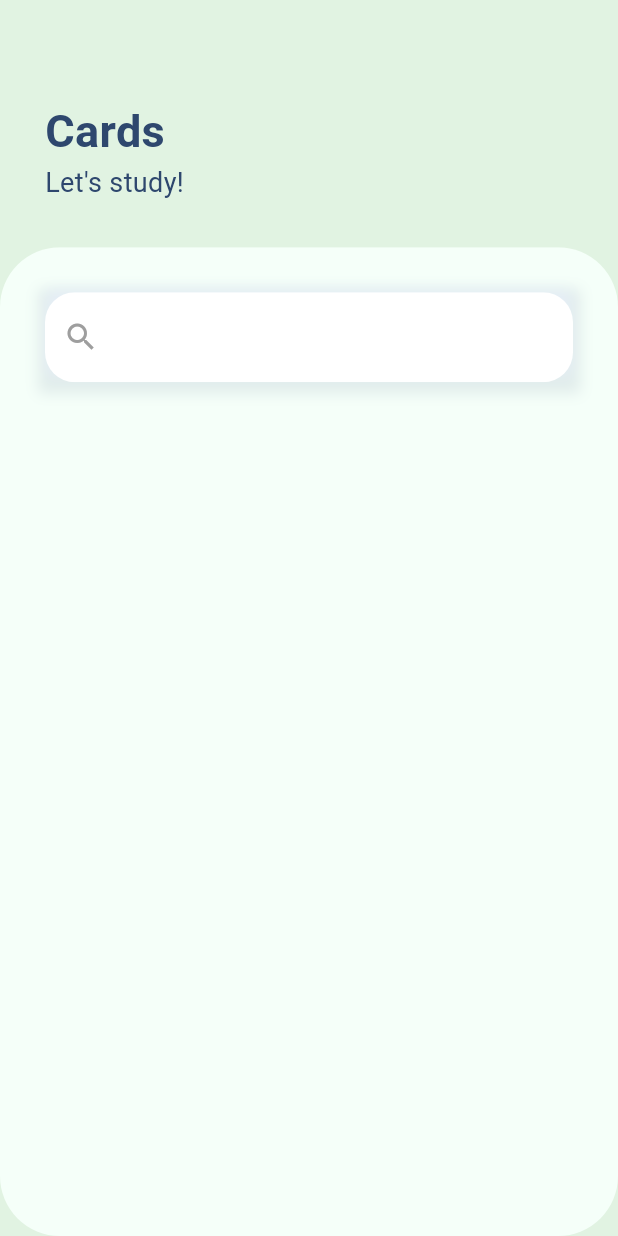
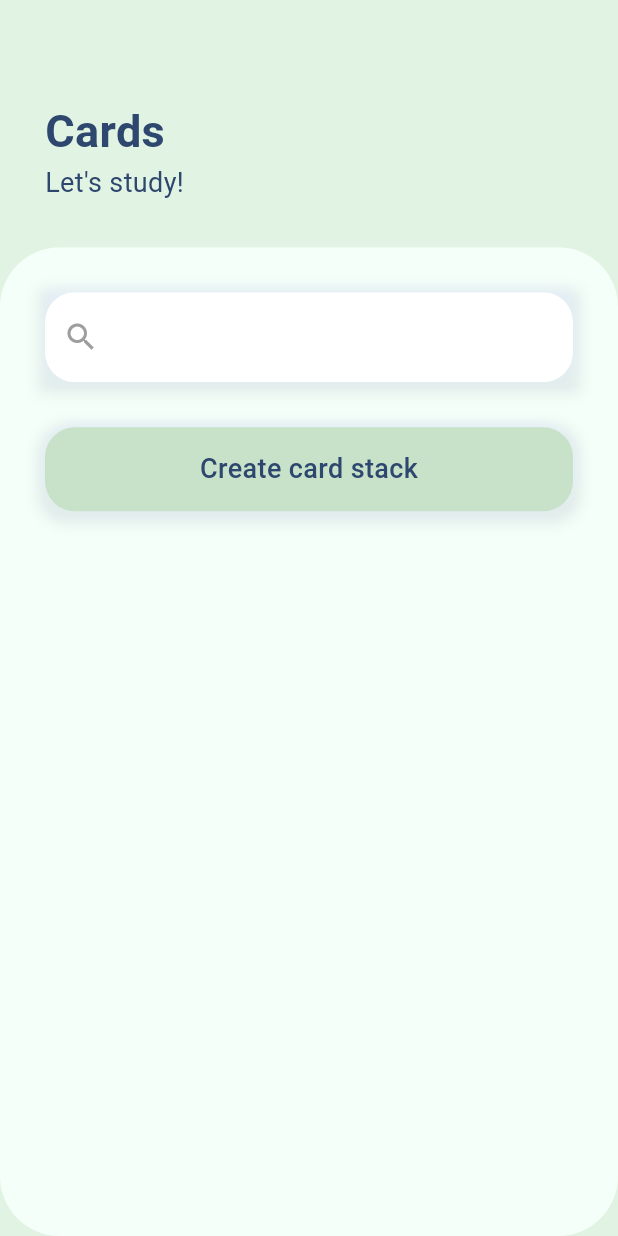
Before and after one commit to blueCuraca0/notenova, a Flutter app: the CardStacksPage screen opened directly, on a phone screen of 412 x 824 dp. Run offline on Flutter 3.47's test engine with Material 3 defaults, Android fonts, the light colour scheme and no system bars; our stand-ins replace cloud_firestore, easy_localization, firebase_core, google_fonts; accounts and stored records are empty; Roboto replaces fonts that are missing (Ubuntu).

Commit message:
card stack's page

```diff
--- a/lib/features/cards/data/models/firebase_service.dart
+++ b/lib/features/cards/data/firebase_service.dart
@@ -1,6 +1,6 @@
 import 'package:cloud_firestore/cloud_firestore.dart';
-import '../../domain/entities/flashcard.dart';
-import 'flashcard_stack_model.dart';
+import '../domain/entities/flashcard.dart';
+import 'models/flashcard_stack_model.dart';
 
 class FirebaseService {
   static final CollectionReference card_stacks =
@@ -20,10 +20,11 @@ class FirebaseService {
     });
   }
 
-  // static Stream<QuerySnapshot> getHabitsStream() {
-  //   return card_stacks.orderBy('timestamp', descending: false).snapshots();
-  // }
-  //
+  static Stream<QuerySnapshot> getCardStackStream() {
+    // return card_stacks.orderBy('timestamp', descending: false).snapshots();
+    return card_stacks.snapshots();
+  }
+
   // static Future<void> updateHabit(String docID, CardModel cardModel) {
   //   return card_stacks.doc(docID).update({
   //     'term': cardModel.term,
--- a/lib/features/cards/presentation/pages/card_page.dart
+++ b/lib/features/cards/presentation/pages/card_page.dart
@@ -1,7 +1,7 @@
 import 'package:flutter/material.dart';
 import 'package:notenova/core/utils/constants.dart';
 import 'package:notenova/features/cards/data/models/flashcard_stack_model.dart';
-import 'package:notenova/features/cards/data/models/firebase_service.dart';
+import 'package:notenova/features/cards/data/firebase_service.dart';
 import '../../../../core/style/c_colors.dart';
 import '../../domain/entities/flashcard.dart';
 import '../cards/flashcard_ui.dart';
--- a/lib/features/cards/presentation/pages/card_stacks_page.dart
+++ b/lib/features/cards/presentation/pages/card_stacks_page.dart
@@ -1,14 +1,33 @@
+import 'package:flutter/cupertino.dart';
 import 'package:flutter/material.dart';
 import 'package:notenova/core/utils/constants.dart';
-import 'package:notenova/core/utils/themes.dart';
+import 'package:notenova/core/widgets/custom_button.dart';
 import 'package:notenova/core/widgets/custom_search_bar.dart';
-import 'package:notenova/core/widgets/custom_textfield.dart';
-import 'package:notenova/core/widgets/custom_textfield2.dart';
+import 'package:notenova/features/cards/presentation/pages/create_card_stack_page.dart';
+import 'package:notenova/features/cards/presentation/widgets/card_stack_list.dart';
 
 import '../../../../core/style/c_colors.dart';
 
 class CardStacksPage extends StatelessWidget {
   const CardStacksPage({super.key});
+
+  Route _createRoute(Widget page) {
+    return PageRouteBuilder(
+      pageBuilder: (context, animation, secondaryAnimation) => page,
+      transitionsBuilder: (context, animation, secondaryAnimation, child) {
+        const begin = Offset(0.0, 1.0);
+        const end = Offset.zero;
+        const curve = Curves.ease;
+
+        var tween = Tween(begin: begin, end: end).chain(CurveTween(curve: curve));
+
+        return SlideTransition(
+          position: animation.drive(tween),
+          child: child,
+        );
+      },
+    );
+  }
 
   @override
   Widget build(BuildContext context) {
@@ -25,7 +44,6 @@ class CardStacksPage extends StatelessWidget {
             Column(
               crossAxisAlignment: CrossAxisAlignment.start,
               children: [
-
                 // header
                 Container(
                   height: height / 5,
@@ -56,15 +74,29 @@ class CardStacksPage extends StatelessWidget {
                   child: Container(
                     color: CColors.accentSoft,
                     height: height / 5 * 4,
-                    padding: largePadding,
+                    // padding: largePadding,
                     child: Column(
                       children: [
-                        CustomSearchBar(width - largePadding.left - largePadding.right),
-                        // CustomTextField(hintText: "some text"),
-
-                        // create card stack button
-
-                        // list of card stacks
+                        Container(
+                          padding: const EdgeInsets.only(top: 30, left: 30, right: 30),
+                          child: Column(
+                            children: [
+                              CustomSearchBar(width - largePadding.left - largePadding.right),
+                              bigSizedBoxHeight,
+                              CustomButton(
+                                  text: "Create card stack",
+                                  onPressed: () {
+                                    Navigator.of(context).push(
+                                        _createRoute(const CreateCardStackPage()
+                                        ));
+                                  }
+                              ),
+                            ],
+                          ),
+                        ),
+                        const Expanded(
+                          child: CardStackList(),
+                        )
                       ],
                     ),
                   ),
--- /dev/null
+++ b/lib/features/cards/presentation/widgets/card_stack_list.dart
@@ -0,0 +1,59 @@
+import 'package:cloud_firestore/cloud_firestore.dart';
+import 'package:flutter/material.dart';
+import 'package:notenova/features/cards/data/firebase_service.dart';
+import 'package:notenova/features/cards/presentation/widgets/card_stack_tile.dart';
+
+import '../../data/models/flashcard_stack_model.dart';
+
+class CardStackList extends StatelessWidget {
+  const CardStackList({super.key});
+
+  @override
+  Widget build(BuildContext context) {
+    return StreamBuilder<QuerySnapshot>(
+      stream: FirebaseService.getCardStackStream(),
+      builder: (context, snapshot) {
+
+        List cardStackList = snapshot.data?.docs ?? [];
+        if (!snapshot.hasData) {
+          return const SizedBox();
+        }
+
+        // TODO: remove this!!!
+        cardStackList = [...cardStackList, ...cardStackList, ...cardStackList];
+
+
+        return ShaderMask(
+          shaderCallback: (Rect rect) {
+            return const LinearGradient(
+              begin: Alignment.topCenter,
+              end: Alignment.bottomCenter,
+              colors: [Colors.white, Colors.transparent, Colors.transparent, Colors.white],
+              stops: [0.0, 0.1, 0.9, 1.0], // 10% purple, 80% transparent, 10% purple
+            ).createShader(rect);
+          },
+          blendMode: BlendMode.dstOut,
+          child: ListView.builder(
+            itemCount: cardStackList.length,
+            clipBehavior: Clip.hardEdge,
+            itemBuilder: (context, index) {
+              DocumentSnapshot document = cardStackList[index];
+              // getting a single card stack
+              Map<String, dynamic> data = document.data() as Map<String, dynamic>;
+
+              // outputs card stack's info (for testing)
+              List<dynamic> cards = data['cards'] as List<dynamic>;
+              // print(data['name']);
+              // for(var card in cards) {
+              //   print("$card");
+              // }
+
+              return CardStackTile(data['name'], cards.length);
+            },
+          ),
+        );
+
+      }
+    );
+  }
+}
```
Also changed, not shown: lib/features/cards/presentation/pages/create_card_stack_page.dart (added, +10 -0 lines), lib/features/cards/presentation/widgets/card_stack_tile.dart (added, +50 -0 lines), lib/features/cards/presentation/widgets/card_stack_ui.dart (deleted).
